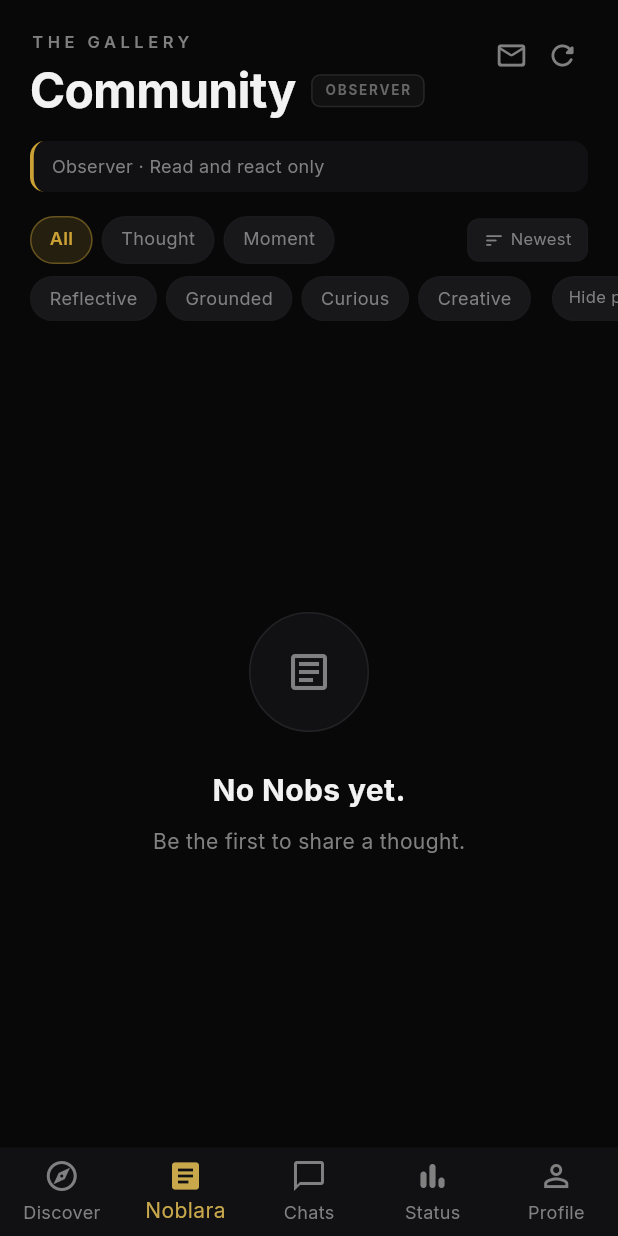
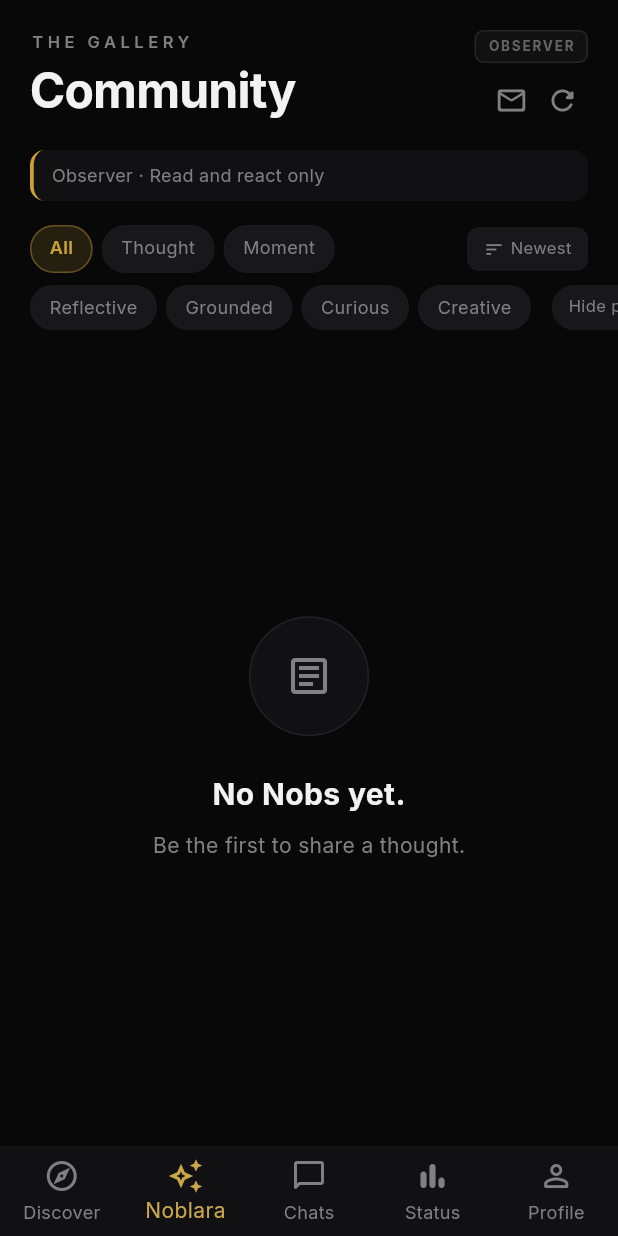
Before and after one commit to futurebotcu/noblora, a Flutter app: the MainTabNavigator screen opened directly, item 2 of the bottom bar chosen, on a phone screen of 412 x 824 dp. Run offline on Flutter 3.47's test engine with Material 3 defaults, Android fonts, the phone set to English and light mode, and no system bars; our stand-ins replace cached_network_image, flutter_dotenv, flutter_riverpod, google_fonts, image_picker, shared_preferences and 2 more; accounts and stored records are empty; network calls fail.

Commit message:
redesign: complete UI overhaul - discovery, chat, nob feed, bottom nav, settings
Discovery screen:
- Gold "N" logo, clean mode switcher, filter icon
- Flat action buttons: pass (red), signal (gold), connect (gold fill)
- Removed rewind button and shadows

Bottom navigation:
- Outlined icons throughout (auto_awesome for Noblara, chat_bubble_outline for Chats)
- Surface background with 0.5px top border, no elevation

Chat screen:
- Sent messages: solid gold fill with dark text
- Received messages: surface color, no border (flat)
- Input bar: elevated background, "Speak your mind..." hint
- "ENCRYPTED CONNECTION" footer

Nob feed:
- Tier badge moved to top-right corner
- "Community" title standalone (not wrapped with badge)

Settings:
- Clean section headers: 11px, letterSpacing 3, muted, no accent bar
- Consistent icon sizing (20px, muted)
- Chevron on all action tiles

Co-Authored-By: Claude Opus 4.6 (1M context) <noreply@anthropic.com>

```diff
--- a/lib/features/noblara_feed/noblara_feed_screen.dart
+++ b/lib/features/noblara_feed/noblara_feed_screen.dart
@@ -66,8 +66,6 @@ class NoblaraFeedScreen extends ConsumerWidget {
                               ),
                             ),
                             const SizedBox(height: 6),
-                            Row(
-                              children: [
                             Text(
                               'Community',
                               style: TextStyle(
@@ -78,13 +76,14 @@ class NoblaraFeedScreen extends ConsumerWidget {
                                 height: 1.1,
                               ),
                             ),
-                                const SizedBox(width: 10),
-                                _TierBadge(tier: tier),
-                              ],
-                            ),
                           ],
                         ),
                       ),
+                      Column(
+                        crossAxisAlignment: CrossAxisAlignment.end,
+                        children: [
+                          _TierBadge(tier: tier),
+                          const SizedBox(height: 8),
                           Row(
                             children: [
                               _HeaderIcon(
@@ -101,6 +100,8 @@ class NoblaraFeedScreen extends ConsumerWidget {
                               _HeaderIcon(
                                 icon: Icons.refresh_rounded,
                                 onTap: () => ref.read(postsProvider.notifier).refresh(),
+                              ),
+                            ],
                           ),
                         ],
                       ),
--- a/lib/navigation/main_tab_navigator.dart
+++ b/lib/navigation/main_tab_navigator.dart
@@ -29,11 +29,11 @@ class _MainTabNavigatorState extends ConsumerState<MainTabNavigator> {
   final Set<int> _visitedTabs = {0};
 
   static const _baseTabs = [
-    _TabItem(label: 'Discover', icon: Icons.explore_outlined, activeIcon: Icons.explore),
-    _TabItem(label: 'Noblara', icon: Icons.article_outlined, activeIcon: Icons.article),
-    _TabItem(label: 'Chats', icon: Icons.chat_bubble_outline, activeIcon: Icons.chat_bubble),
-    _TabItem(label: 'Status', icon: Icons.bar_chart_rounded, activeIcon: Icons.bar_chart),
-    _TabItem(label: 'Profile', icon: Icons.person_outline, activeIcon: Icons.person),
+    _TabItem(label: 'Discover', icon: Icons.explore_outlined, activeIcon: Icons.explore_outlined),
+    _TabItem(label: 'Noblara', icon: Icons.auto_awesome_outlined, activeIcon: Icons.auto_awesome_outlined),
+    _TabItem(label: 'Chats', icon: Icons.chat_bubble_outline_rounded, activeIcon: Icons.chat_bubble_outline_rounded),
+    _TabItem(label: 'Status', icon: Icons.bar_chart_rounded, activeIcon: Icons.bar_chart_rounded),
+    _TabItem(label: 'Profile', icon: Icons.person_outline_rounded, activeIcon: Icons.person_outline_rounded),
   ];
 
   static const _adminTab = _TabItem(
@@ -197,8 +197,16 @@ class _MainTabNavigatorState extends ConsumerState<MainTabNavigator> {
           );
         }).toList(),
       ),
-      bottomNavigationBar: BottomNavigationBar(
+      bottomNavigationBar: Container(
+        decoration: BoxDecoration(
+          color: context.surfaceColor,
+          border: Border(
+            top: BorderSide(color: context.borderColor, width: 0.5),
+          ),
+        ),
+        child: BottomNavigationBar(
           currentIndex: safeIndex,
+          elevation: 0,
           onTap: (i) => setState(() {
             _currentIndex = i;
             _visitedTabs.add(i);
@@ -227,6 +235,7 @@ class _MainTabNavigatorState extends ConsumerState<MainTabNavigator> {
             );
           }).toList(),
         ),
+      ),
     );
   }
 }
```
Also changed, not shown: lib/features/feed/feed_screen.dart (+54 -115 lines), lib/features/matches/individual_chat_screen.dart (+23 -12 lines), lib/features/settings/settings_screen.dart (+6 -10 lines), nob2.png (added), nob3.png (added), nob4.png (added), nob5.png (added), 2 other files. Lines whose indentation alone changed are shown as unchanged.
